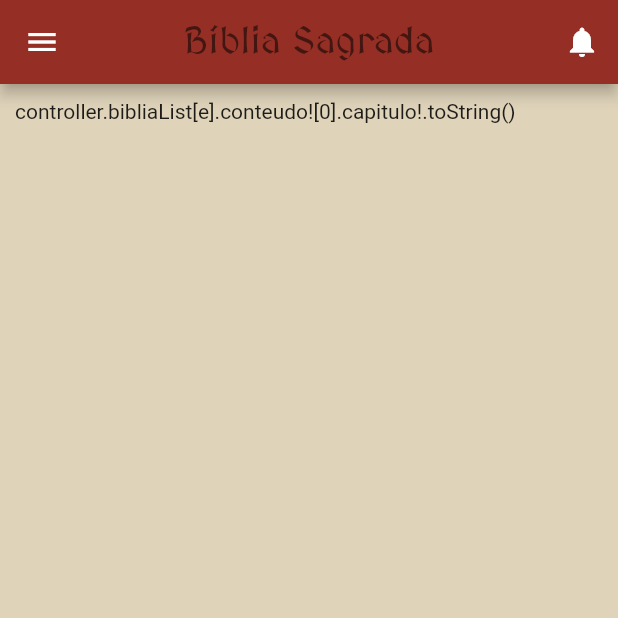
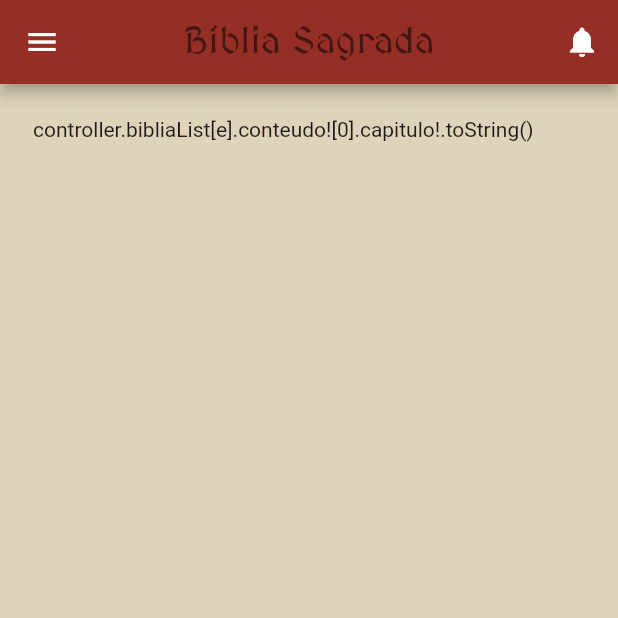
Before and after one commit to IgordeAndrade/custody_angel, a Flutter app: the DefaultPage screen opened directly, on a phone screen of 412 x 824 dp, the top half of it. Run offline on Flutter 3.47's test engine with Material 2 defaults, Android fonts, the light colour scheme and no system bars; our stand-ins replace get.

Commit message:
add padding

```diff
--- a/lib/views/global/widgets/default_page.dart
+++ b/lib/views/global/widgets/default_page.dart
@@ -38,6 +38,7 @@ class DefaultPage extends StatelessWidget {
         ],
       ),
       body: Container(
+        padding: const EdgeInsets.fromLTRB(12, 12, 12, 12),
         height: MediaQuery.of(context).size.height,
         width: MediaQuery.of(context).size.width,
         color: const Color(0xFFdfd3ba),
--- a/lib/views/oracoes_page/oracoes_page.dart
+++ b/lib/views/oracoes_page/oracoes_page.dart
@@ -15,5 +15,4 @@ class OracoesPage extends DefaultPage {
           title: 'Oração',
           titleFontSize: 20,
         );
-
 }
```
